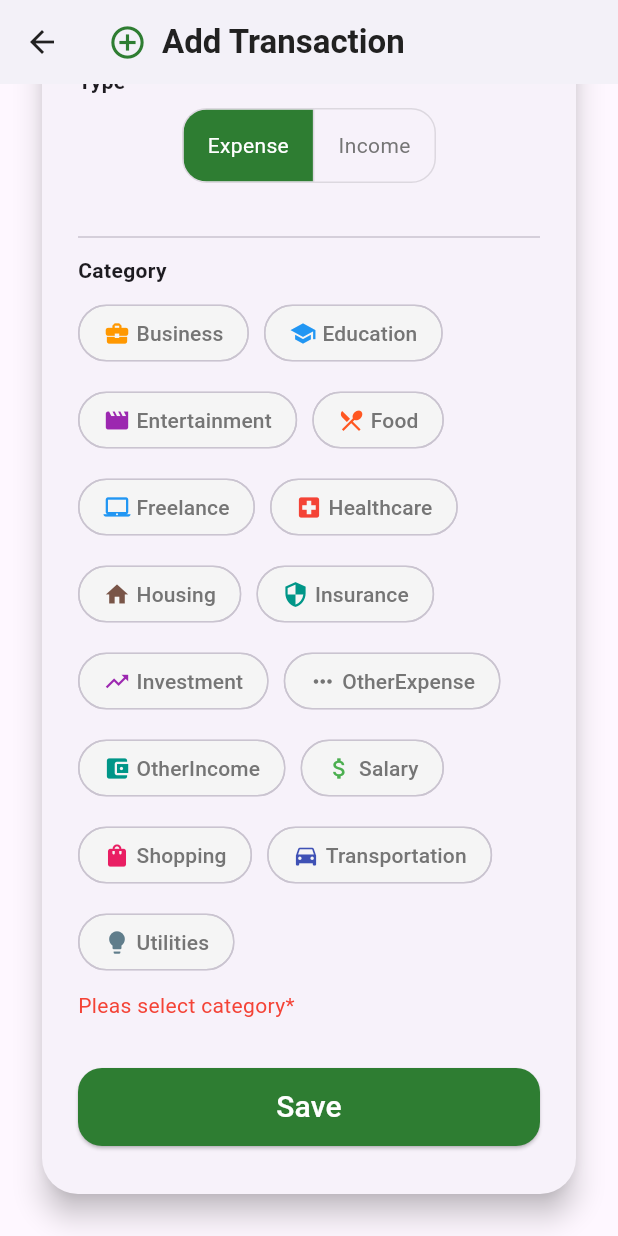
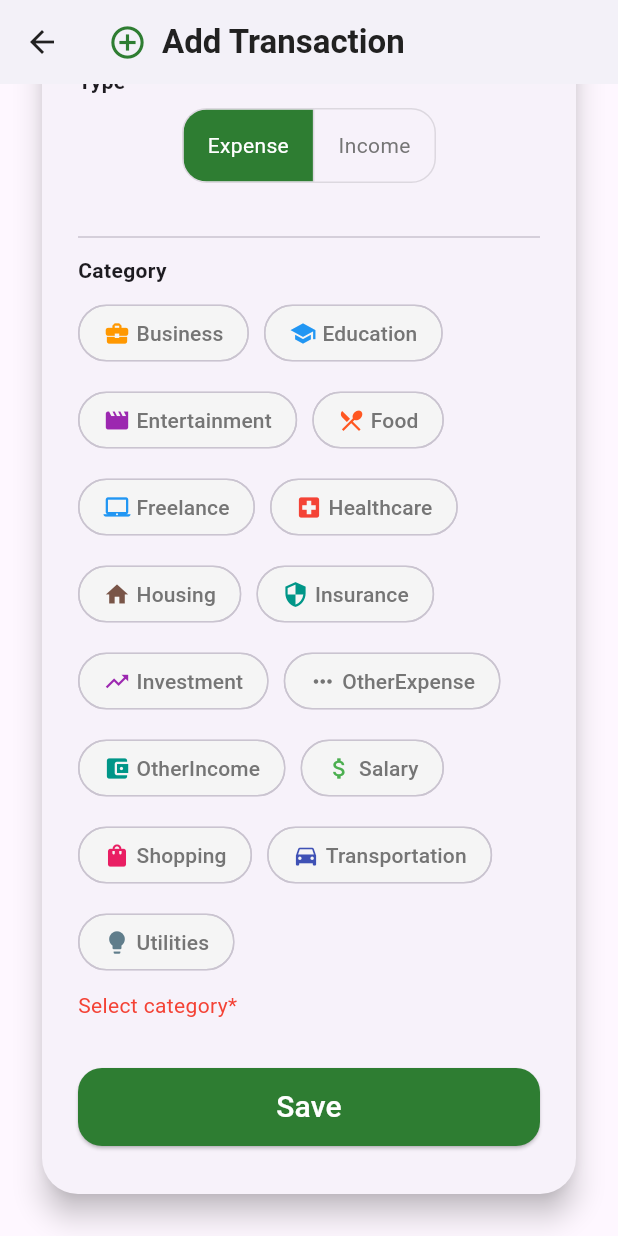
Before and after one commit to thq5601/money_manager, a Flutter app: the AddTransactionScreen screen opened directly, scrolled down 329 dp, on a phone screen of 412 x 824 dp. Run offline on Flutter 3.47's test engine with Material 3 defaults, Android fonts, the phone set to English and light mode, and no system bars; our stand-ins replace cloud_firestore, equatable, firebase_auth, firebase_core, flutter_bloc, flutter_slidable and 2 more; accounts and stored records are empty.

Commit message:
Fix the misspell

```diff
--- a/lib/features/transactions/add_transaction_screen.dart
+++ b/lib/features/transactions/add_transaction_screen.dart
@@ -245,7 +245,7 @@ class _AddTransactionScreenState extends State<AddTransactionScreen> {
                       const Padding(
                         padding: EdgeInsets.only(top: 8),
                         child: Text(
-                          'Pleas select category*',
+                          'Select category*',
                           style: TextStyle(color: Colors.red),
                         ),
                       ),
```
